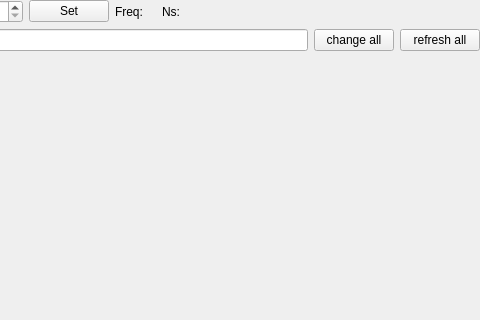
First picture: the form in rqt_signal_logger/resource/SignalLoggerVariables.ui, repository ANYbotics/signal_logger, before the edit; both pictures show x 112 to 592 and y 0 to 320 of the 592 by 433 pixel window.
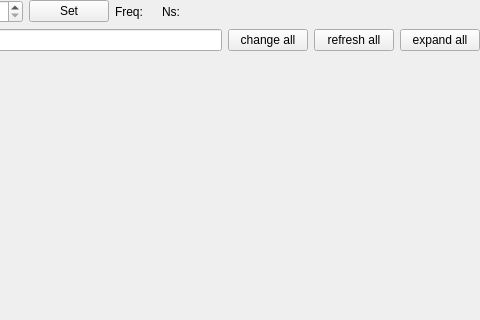
Second picture: the form after the edit.

Commit message:
Merge branch 'feature/expand_entries_signal_logger' into 'master'
Addded expand all option in signal logger

Closes #UNKNOWN

GitOrigin-RevId: 88cb326ee74c36ca13bc58a92dae0d37c08873df

```diff
--- a/rqt_signal_logger/resource/SignalLoggerVariables.ui
+++ b/rqt_signal_logger/resource/SignalLoggerVariables.ui
@@ -151,6 +151,13 @@
        </property>
       </widget>
      </item>
+     <item>
+      <widget class="QPushButton" name="pushButtonExpandAll">
+       <property name="text">
+        <string>expand all</string>
+       </property>
+      </widget>
+     </item>
     </layout>
    </item>
    <item>
```
The commit also changes 3 other files.
